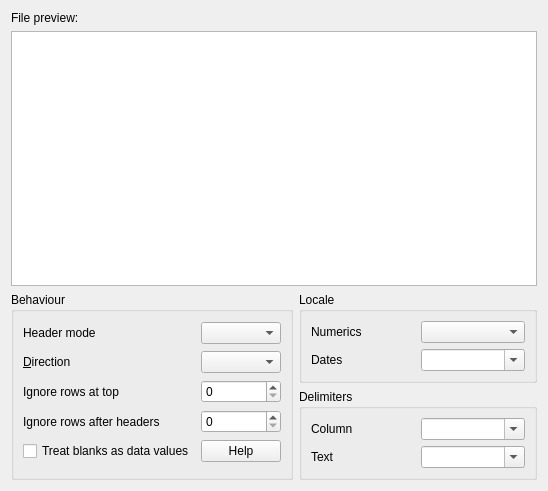
Before: the Qt Designer form ui/import_csv.ui in veusz/veusz, drawn with Qt 5.
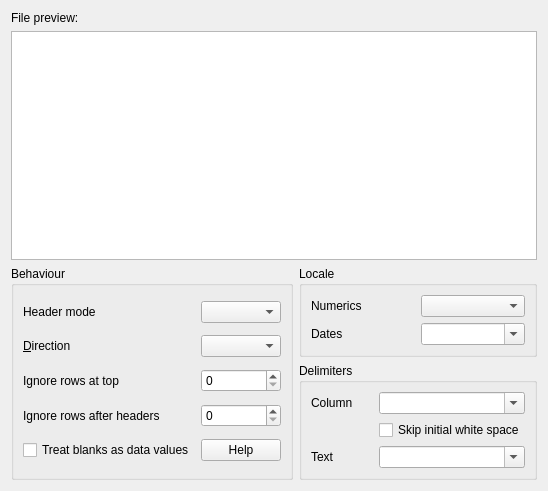
After: the same form once the commit is applied. Custom widgets are drawn as their Qt base class.

Commit message: Add option to skip initial whitespace when importing CSV files

The edit to the form file:
```diff
--- a/ui/import_csv.ui
+++ b/ui/import_csv.ui
@@ -188,14 +188,21 @@
           </property>
          </widget>
         </item>
-        <item row="1" column="0">
+        <item row="1" column="1">
+         <widget class="HistoryCheck" name="csvskipwhitespacecheck">
+          <property name="text">
+           <string>Skip initial white space</string>
+          </property>
+         </widget>
+        </item>
+        <item row="2" column="0">
          <widget class="QLabel" name="label_9">
           <property name="text">
            <string>Text</string>
           </property>
          </widget>
         </item>
-        <item row="1" column="1">
+        <item row="2" column="1">
          <widget class="HistoryCombo" name="csvtextdelimitercombo">
           <property name="toolTip">
            <string>Character to delimit text, usually a quote (&quot;).</string>
```
The commit also changes 4 other files.
